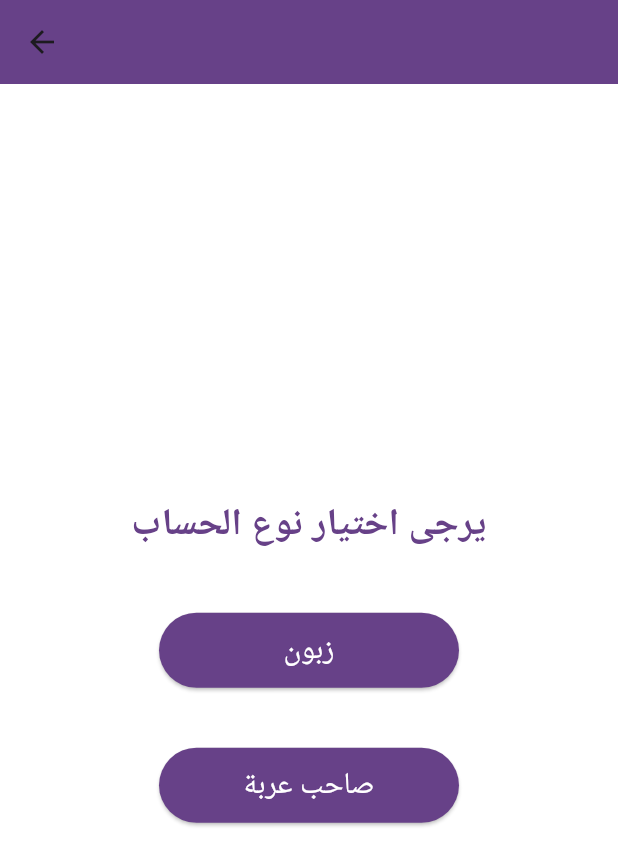
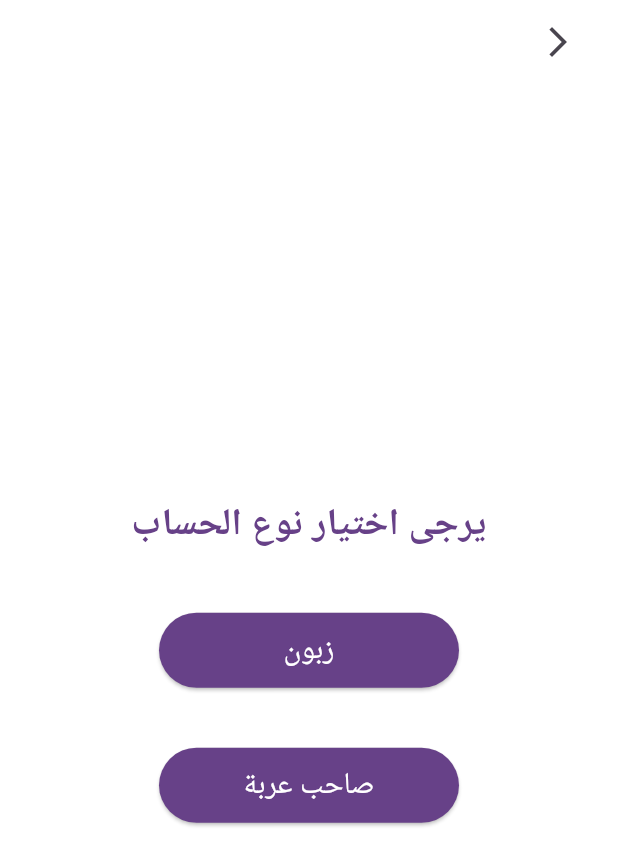
Before and after one commit to GhalaAlotaibi/2024-25_GP_9, a Flutter app: the UserTypeSelectionPage screen opened directly, on a phone screen of 412 x 824 dp. Shown: the top 866 px of the screen. Run offline on Flutter 3.47's test engine with Material 3 defaults, Android fonts, the phone set to English and light mode, and no system bars; our stand-ins replace cloud_firestore, firebase_auth, firebase_core, firebase_storage, flutter_rating_bar, google_maps_flutter and 3 more; accounts and stored records are empty; network calls fail.

Commit message:
more final updates

```diff
--- a/lib/screens/Edit_Item.dart
+++ b/lib/screens/Edit_Item.dart
@@ -214,12 +214,11 @@ class _EditItemState extends State<EditItem> {
                           keyboardType: TextInputType.text,
                           decoration: InputDecoration(
                             label: const Text(
-                              'اسم العنصر',
+                              'اسم الصنف',
                               textAlign: TextAlign.center,
                             ),
                             hintText: 'ادخل اسم العنصر',
-                            hintStyle: const TextStyle(
-                                color: Colors.black26),
+                            hintStyle: const TextStyle(color: Colors.black26),
                             border: OutlineInputBorder(
                               borderSide:
                                   const BorderSide(color: Colors.black12),
--- a/lib/screens/owner_home_screen.dart
+++ b/lib/screens/owner_home_screen.dart
@@ -245,7 +245,7 @@ class _OwnerHomeScreenState extends State<OwnerHomeScreen> {
                   ),
                 ),
               ),
-              Align(
+              Align(//
                 alignment: Alignment.bottomLeft,
                 child: Padding(
                   padding: const EdgeInsets.all(20),
--- a/lib/screens/user_type_selection_screen.dart
+++ b/lib/screens/user_type_selection_screen.dart
@@ -1,5 +1,7 @@
 import 'package:flutter/material.dart';
 import 'package:tracki/Utils/constants.dart';
+import 'package:tracki/screens/welcome_screen.dart';
+import 'package:tracki/widgets/my_icon_button.dart';
 import 'customer_signup_screen.dart'; // Import your customer signup screen
 import 'owner_signup_screen.dart'; // Import your owner signup screen
 
@@ -11,13 +13,29 @@ class UserTypeSelectionPage extends StatelessWidget {
     return Scaffold(
       backgroundColor: const Color.fromARGB(255, 255, 255, 255),
       appBar: AppBar(
-        backgroundColor: const Color(0xFF674188),
+        backgroundColor: const Color.fromARGB(255, 255, 255, 255),
+        automaticallyImplyLeading: false,
+        elevation: 0,
+        actions: [
+          MyIconButton(
+            icon: Icons.arrow_forward_ios,
+            pressed: () {
+              Navigator.push(
+                context,
+                MaterialPageRoute(
+                  builder: (context) => WelcomeScreen(),
+                ),
+              );
+            },
+          ),
+          const SizedBox(width: 15),
+        ],
       ),
       body: Center(
         child: Column(
           mainAxisAlignment: MainAxisAlignment.center,
           children: [
-            const Text('يرجى اختيار نوع الحساب', // Prompt in Arabic
+            const Text('يرجى اختيار نوع الحساب',
                 style: TextStyle(
                   fontSize: 25.0,
                   fontWeight: FontWeight.w600,
@@ -25,46 +43,44 @@ class UserTypeSelectionPage extends StatelessWidget {
                 )),
             const SizedBox(height: 40.0),
             SizedBox(
-              width: 200, // Fixed width for the button
-              height: 50, // Fixed height for the button
+              width: 200,
+              height: 50,
               child: ElevatedButton(
                 onPressed: () {
                   Navigator.push(
                     context,
                     MaterialPageRoute(
-                      builder: (context) =>
-                          const SignUpScreen(), // Navigate to Customer Sign Up
+                      builder: (context) => const SignUpScreen(),
                     ),
                   );
                 },
                 style: ElevatedButton.styleFrom(
                   backgroundColor: kBannerColor,
-                  foregroundColor: Colors.white, //
-                  textStyle: const TextStyle(fontSize: 20), // Text style
+                  foregroundColor: Colors.white,
+                  textStyle: const TextStyle(fontSize: 20),
                 ),
-                child: const Text('زبون'), // Button text for Customer
+                child: const Text('زبون'),
               ),
             ),
             const SizedBox(height: 40.0),
             SizedBox(
-              width: 200, // Fixed width for the button
-              height: 50, // Fixed height for the button
+              width: 200,
+              height: 50,
               child: ElevatedButton(
                 onPressed: () {
                   Navigator.push(
                     context,
                     MaterialPageRoute(
-                      builder: (context) =>
-                          const OwnerSignUpScreen(), // Navigate to Owner Sign Up
+                      builder: (context) => const OwnerSignUpScreen(),
                     ),
                   );
                 },
                 style: ElevatedButton.styleFrom(
                   backgroundColor: kBannerColor,
-                  foregroundColor: Colors.white, //
-                  textStyle: const TextStyle(fontSize: 20), // Text style
+                  foregroundColor: Colors.white,
+                  textStyle: const TextStyle(fontSize: 20),
                 ),
-                child: const Text('صاحب عربة'), // Button text for Owner
+                child: const Text('صاحب عربة'),
               ),
             ),
           ],
--- a/lib/widgets/banner2.dart
+++ b/lib/widgets/banner2.dart
@@ -34,7 +34,7 @@ class Banner2 extends StatelessWidget {
                 crossAxisAlignment: CrossAxisAlignment.end,
                 children: [
                   Text(
-                    "! سهلناها عليك ",
+                    "! سهـلـنـاهـا عـلـيـك ",
                     textAlign: TextAlign.right,
                     style: TextStyle(
                         fontSize: 22,
@@ -42,7 +42,7 @@ class Banner2 extends StatelessWidget {
                         color: kBannerColor),
                   ),
                   Text(
-                    "من هنا يمكنك إدارة كل ما يتعلق \nبعربتك",
+                    "من هنا يمكنك الوصـول إلى كل ما يتعلـــــق \nبـعربـتــك",
                     textAlign: TextAlign.right,
                     style: TextStyle(
                         fontSize: 18,
```
Also changed, not shown: lib/screens/Create_Truck_3.dart (+16 -16 lines), lib/screens/login_screen.dart (+24 -6 lines), lib/screens/owner_profile.dart (+5 -7 lines), lib/screens/truck_details_update.dart (+4 -5 lines).
